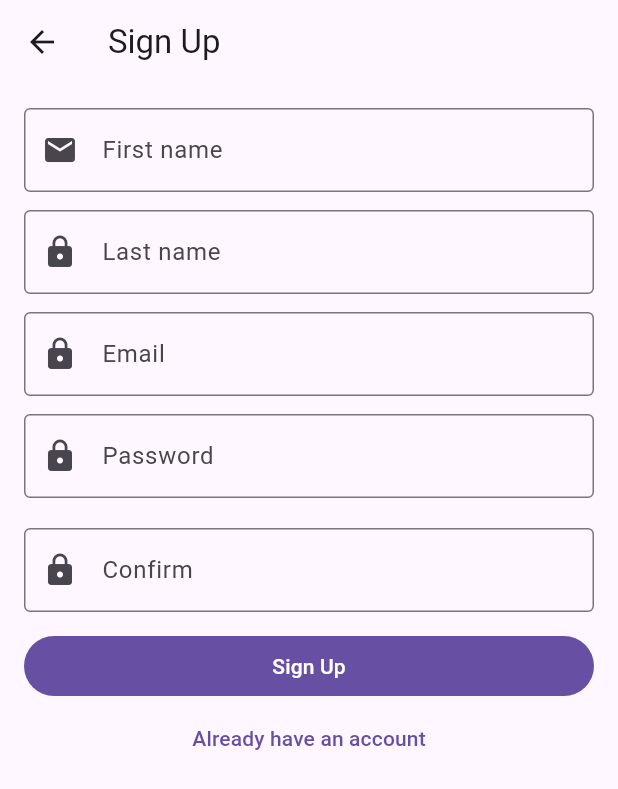
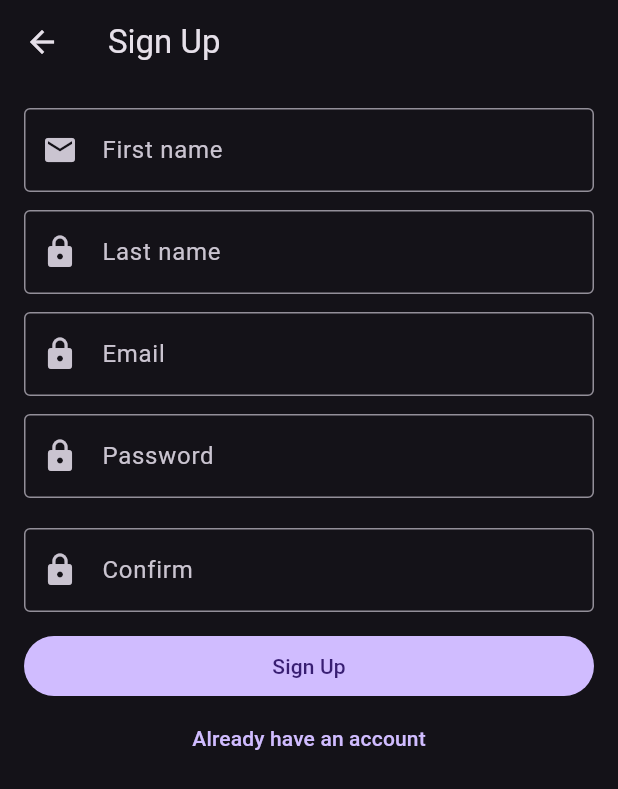
Before and after one commit to farmanullahQAU/poloneix, a Flutter app: the screen it shows after launch, after a tap on "Create an account", on a phone screen of 412 x 824 dp. Shown: the top 789 px of the screen. Run offline on Flutter 3.47's test engine with Material 3 defaults, Android fonts, the light colour scheme and no system bars; our stand-ins replace firebase_auth, firebase_core, get, syncfusion_flutter_charts; accounts and stored records are empty; network calls fail.

Commit message:
on changed added

```diff
--- a/lib/controller.dart
+++ b/lib/controller.dart
@@ -99,7 +99,7 @@ class WebSocketController extends GetxController {
     super.onClose();
   }
 
-  void onPriceSubmit(String value) {
+  void onUserPriceChange(String value) {
     if (value.isNotEmpty) {
       userPrice = double.tryParse(value) ?? 0;
       update(["highlight"]);
--- a/lib/main.dart
+++ b/lib/main.dart
@@ -11,6 +11,8 @@ void main() async {
     options: DefaultFirebaseOptions.currentPlatform,
   );
   runApp(GetMaterialApp(
+    themeMode: ThemeMode.dark,
+    theme: ThemeData.dark(),
     home: LoginPage(),
   ));
 }
--- a/lib/views/highlight_screen.dart
+++ b/lib/views/highlight_screen.dart
@@ -15,7 +15,8 @@ class TradeHighlightScreen extends GetView<WebSocketController> {
         SizedBox(
           width: context.width * 0.5,
           child: TextField(
-            onSubmitted: controller.onPriceSubmit,
+            onSubmitted: controller.onUserPriceChange,
+            onChanged: controller.onUserPriceChange,
             keyboardType: const TextInputType.numberWithOptions(decimal: true),
             controller: controller.userPriceController,
             decoration: const InputDecoration(
--- a/lib/views/home.dart
+++ b/lib/views/home.dart
@@ -14,11 +14,15 @@ class PoloniexApp extends StatelessWidget {
   Widget build(BuildContext context) {
     return Scaffold(
       appBar: AppBar(
+        centerTitle: true,
         title: const Text('Poloniex App'),
       ),
-      body: Column(
+      body: ListView(
         children: [
           const PriceChartView(),
+          const SizedBox(
+            height: 32,
+          ),
           StreamBuilder(
             stream: webSocketController.ticker.stream,
             builder: (context, snapshot) {
```
